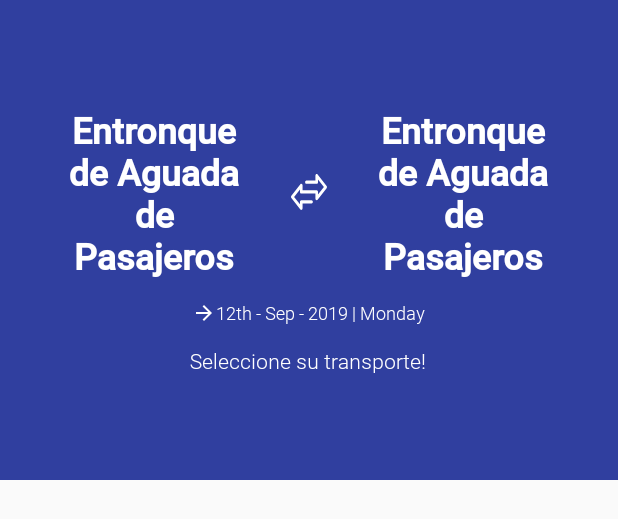
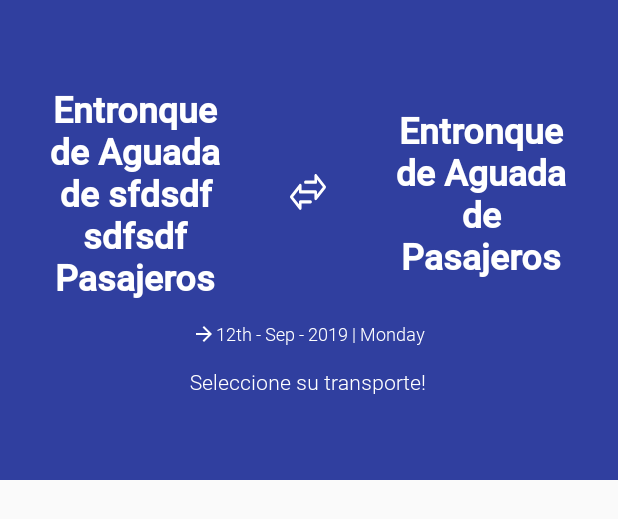
Before and after one commit to adrian011494/viajero-android, an Android app: the layout routes_fragment.xml on its own in the app's theme, with its tools: preview values and no code run, on a phone screen of 412 x 824 dp. Shown: the top 519 px of the screen. Run offline under Robolectric (Android 15) with nearby library versions, the phone set to English and light mode, and no system bars.

Commit message:
[FIX] trip location titles cut in small display

```diff
--- a/app/build.gradle
+++ b/app/build.gradle
@@ -115,4 +115,7 @@ dependencies {
 
     implementation 'com.github.zhukic:sectioned-recyclerview:1.2.3'
 
+    implementation 'com.github.adrian011494:apklisupdate:1.0'
+
+
 }
--- a/app/src/main/res/layout/routes_fragment.xml
+++ b/app/src/main/res/layout/routes_fragment.xml
@@ -52,6 +52,8 @@
                         android:layout_marginBottom="10dp"
                         android:layout_gravity="center"
                         android:gravity="center"
+                        android:weightSum="7"
+
                 >
                     <!--Original
                                         <androidx.appcompat.widget.AppCompatTextView
@@ -70,7 +72,8 @@
                     <!--Edgar android:layout_width="140dp" android:maxLines="4"-->
                     <androidx.appcompat.widget.AppCompatTextView
                             android:id="@+id/origin"
-                            android:layout_width="150dp"
+                            android:layout_width="0dp"
+                            android:layout_weight="3"
                             android:layout_height="wrap_content"
                             app:fontFamily="@font/roboto_medium"
                             android:textSize="24sp"
@@ -81,10 +84,12 @@
                             android:layout_gravity="center"
                             android:paddingLeft="10dp"
                             android:paddingRight="10dp"
-                            tools:text="Entronque de Aguada de Pasajeros"/>
+                            android:ellipsize="end"
+                            tools:text="Entronque de Aguada de sfdsdf sdfsdf Pasajeros"/>
 
                     <androidx.appcompat.widget.AppCompatImageView
-                            android:layout_width="wrap_content"
+                            android:layout_width="0dp"
+                            android:layout_weight="1"
                             android:layout_height="wrap_content"
                             app:srcCompat="@drawable/ic_flechas"
                             app:tint="@android:color/white"
@@ -109,7 +114,8 @@
                     <!--Edgar android:layout_width="140dp" android:maxLines="4"-->
                     <androidx.appcompat.widget.AppCompatTextView
                             android:id="@+id/destiny"
-                            android:layout_width="150dp"
+                            android:layout_width="0dp"
+                            android:layout_weight="3"
                             android:layout_height="wrap_content"
                             app:fontFamily="@font/roboto_medium"
                             android:textSize="24sp"
@@ -119,6 +125,7 @@
                             android:layout_gravity="center"
                             android:paddingLeft="10dp"
                             android:paddingRight="10dp"
+                            android:ellipsize="end"
                             tools:text="Entronque de Aguada de Pasajeros" android:gravity="center"/>
 
                 </LinearLayout>
```
